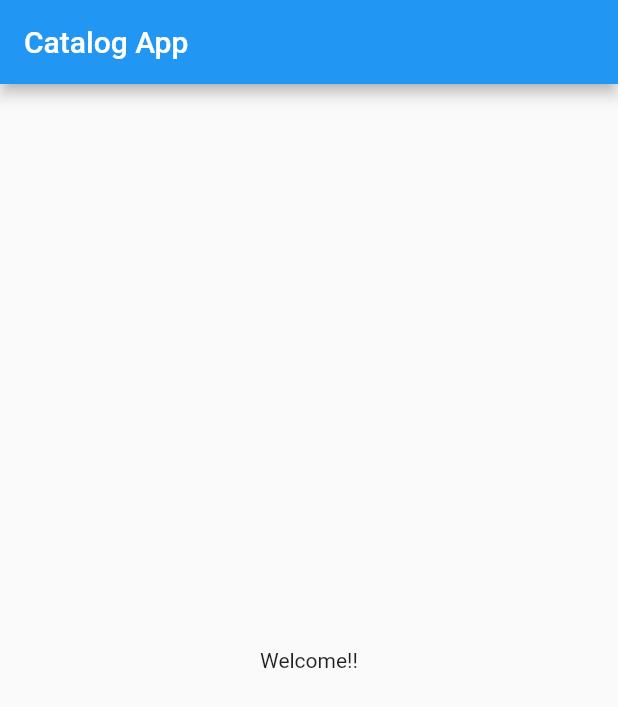
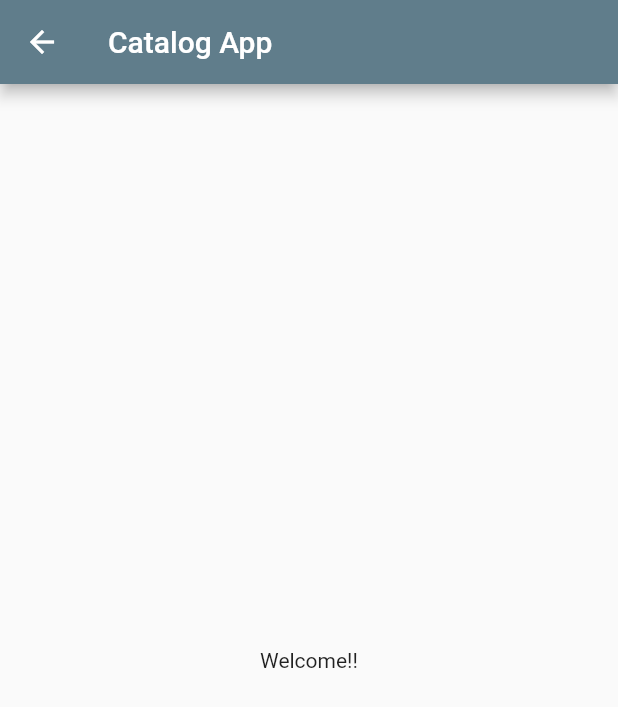
Before and after one commit to hga-777/Catalog_App, a Flutter app: the screen it shows after launch, on a phone screen of 412 x 824 dp. Shown: the top 707 px of the screen. Run offline on Flutter 3.47's test engine with Material 2 defaults, Android fonts, the phone set to English and light mode, and no system bars.

```diff
--- a/lib/main.dart
+++ b/lib/main.dart
@@ -1,5 +1,7 @@
 import 'package:flutter/material.dart';
-import './homepage.dart';
+import 'package:flutter_catalog/Pages/login_page.dart';
+import 'Pages/homepage.dart';
+
 void main() {
   runApp(MyApp());
 }
@@ -10,7 +12,21 @@ class MyApp extends StatelessWidget {
   @override
   Widget build(BuildContext context) {
     return MaterialApp(
-      home: HomePage()
+      theme: ThemeData(
+        primarySwatch: Colors.blueGrey,
+      ), //primary Swatch is the color of appbar , button etc
+      darkTheme: ThemeData(
+        //dark theme property when the dark mode is on
+        brightness: Brightness.dark,
+      ),
+      initialRoute: "/home", //intial strting page
+      routes: {
+        //yeh rasta batata h ki is page ke baad kon sa page jaega
+        "/": (context) => LoginPage(), //yeh starting address
+        "/home": (context) => HomePage(),
+        "/login": (context) => LoginPage(),
+        // "/login" : (context) => Login_Page(),
+      },
     );
   }
 }
```
Also changed, not shown: lib/Pages/login_page.dart (added, +19 -0 lines), lib/Pages/homepage.dart (renamed from lib/homepage.dart).
